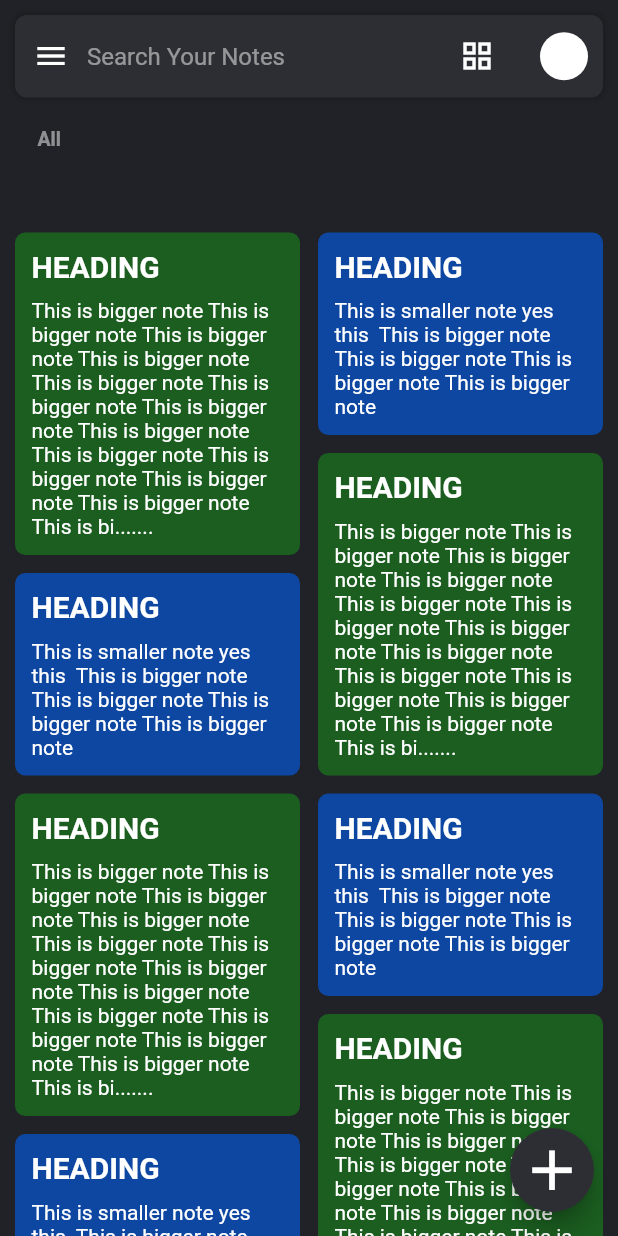
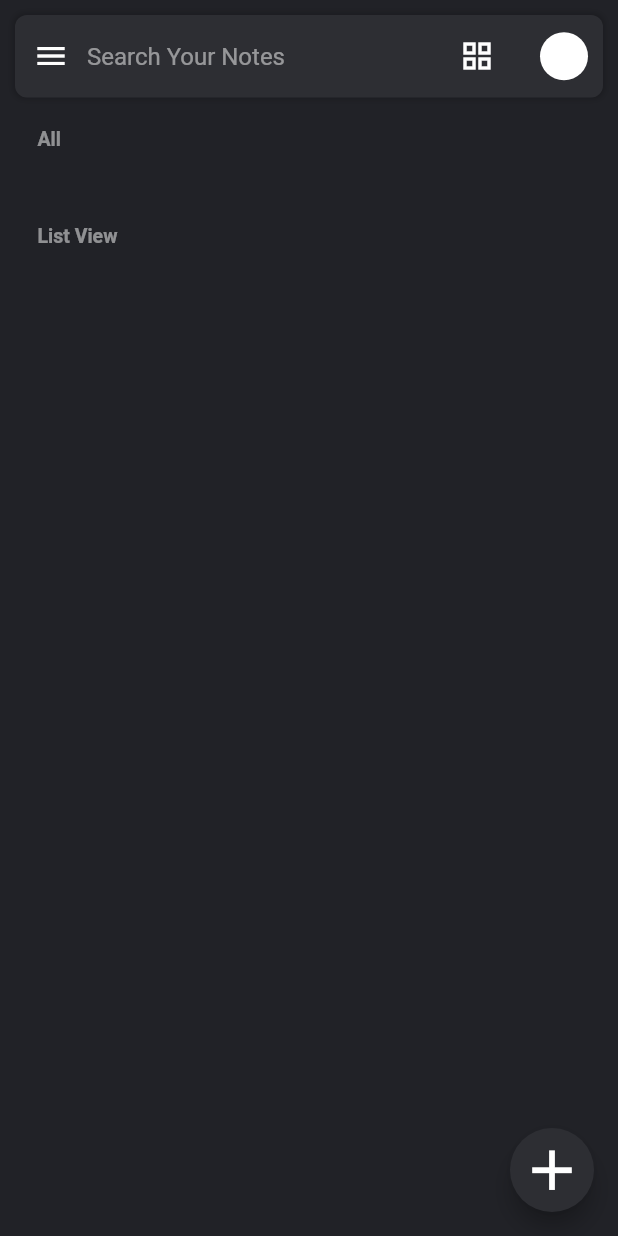
Before and after one commit to dhrv-sharma/keep-notes-clone, a Flutter app: the screen it shows after launch, on a phone screen of 412 x 824 dp. Run offline on Flutter 3.47's test engine with Material 2 defaults, Android fonts, the phone set to English and light mode, and no system bars; our stand-ins replace sqflite; missing offline and left inert: dart:ffi; accounts and stored records are empty.

Commit message:
few updates

```diff
--- a/lib/archiveview.dart
+++ b/lib/archiveview.dart
@@ -208,8 +208,8 @@ Widget nonhiglight_nte() {
                 // same as of listview builder
                 // widget ui of one particular tile
                 onTap: () {
-                  Navigator.push(context,
-                      MaterialPageRoute(builder: (context) => noteview()));
+                  // Navigator.push(context,
+                  //     MaterialPageRoute(builder: (context) => noteview()));
                 },
                 child: Container(
                   padding: const EdgeInsets.all(10),
@@ -262,8 +262,8 @@ Widget highlighted_nte() {
                 // same as of listview builder
                 // widget ui of one particular tile
                 onTap: () {
-                  Navigator.push(context,
-                      MaterialPageRoute(builder: (context) => noteview()));
+                  // Navigator.push(context,
+                  //     MaterialPageRoute(builder: (context) => noteview()));
                 },
                 child: Container(
                   padding: EdgeInsets.all(10),
@@ -310,8 +310,8 @@ Widget listviewNotes() {
             // same as of listview builder
             // widget ui of one particular tile
             onTap: () {
-              Navigator.push(
-                  context, MaterialPageRoute(builder: (context) => noteview()));
+              // Navigator.push(
+              //     context, MaterialPageRoute(builder: (context) => noteview()));
             },
             child: Container(
               margin: EdgeInsets.symmetric(horizontal: 20, vertical: 10),
--- a/lib/home.dart
+++ b/lib/home.dart
@@ -263,7 +263,7 @@ class _HomeState extends State<Home> {
                         ),
                       ),
                       nonhiglight_nte(),
-                      highlighted_nte(),
+                      // highlighted_nte(),
                       Container(
                         // here to make centre the thing List View on centre we did a container so that it can take whole space width
                         width: MediaQuery.of(context).size.width,
@@ -286,7 +286,7 @@ class _HomeState extends State<Home> {
                           ],
                         ),
                       ),
-                      listviewNotes()
+                      // listviewNotes()
                     ],
                   ),
                 ),
@@ -318,7 +318,7 @@ Widget nonhiglight_nte() {
                 // widget ui of one particular tile
                 onTap: () {
                   Navigator.push(context,
-                      MaterialPageRoute(builder: (context) => noteview()));
+                      MaterialPageRoute(builder: (context) => noteview(Note: noteUser[index])));
                 },
                 child: Container(
                   padding: const EdgeInsets.all(10),
@@ -348,108 +348,108 @@ Widget nonhiglight_nte() {
               )));
 }
 
-Widget highlighted_nte() {
-  return Container(
-      padding: const EdgeInsets.symmetric(
-        horizontal: 10,
-        vertical: 15,
-      ),
-      child: StaggeredGridView.countBuilder(
-          // here main axis is vertical and the cross axis is horizontal like column
-          physics:
-              NeverScrollableScrollPhysics(), // its internal scrolling get closed
-          shrinkWrap: true, // it is always neccessary
-          itemCount: 10, // gives the number of count
-          mainAxisSpacing: 12, // gives space between item in main axis
-          crossAxisSpacing: 12, // gives space between item in  cross axis
-          crossAxisCount: 4, // means 4 columns would be there
-          staggeredTileBuilder: (index) => const StaggeredTile.fit(
-              2), // this number of column a tile will get scatterred // vertivally it will takes space as per its sixe
-          itemBuilder: (context, index) => InkWell(
-                // same as of listview builder
-                // widget ui of one particular tile
-                onTap: () {
-                  Navigator.push(context,
-                      MaterialPageRoute(builder: (context) => noteview()));
-                },
-                child: Container(
-                  padding: EdgeInsets.all(10),
-                  decoration: BoxDecoration(
-                      color:
-                          index.isEven ? Colors.green[900] : Colors.blue[900],
-                      border: index.isEven
-                          ? Border.all(color: Colors.green.shade900)
-                          : Border.all(color: Colors.blue.shade900),
-                      borderRadius: BorderRadius.circular(7)),
-                  child: Column(
-                    crossAxisAlignment: CrossAxisAlignment.start,
-                    children: [
-                      const Text("HEADING",
-                          style: TextStyle(
-                              color: white,
-                              fontSize: 20,
-                              fontWeight: FontWeight.bold)),
-                      const SizedBox(
-                        height: 10,
-                      ),
-                      Text(
-                        index.isEven
-                            ? note1.length > 250
-                                ? "${note1.substring(0, 250)}......."
-                                : note1
-                            : note2,
-                        style: const TextStyle(color: white),
-                      )
-                    ],
-                  ),
-                ),
-              )));
-}
+// Widget highlighted_nte() {
+//   return Container(
+//       padding: const EdgeInsets.symmetric(
+//         horizontal: 10,
+//         vertical: 15,
+//       ),
+//       child: StaggeredGridView.countBuilder(
+//           // here main axis is vertical and the cross axis is horizontal like column
+//           physics:
+//               NeverScrollableScrollPhysics(), // its internal scrolling get closed
+//           shrinkWrap: true, // it is always neccessary
+//           itemCount: 10, // gives the number of count
+//           mainAxisSpacing: 12, // gives space between item in main axis
+//           crossAxisSpacing: 12, // gives space between item in  cross axis
+//           crossAxisCount: 4, // means 4 columns would be there
+//           staggeredTileBuilder: (index) => const StaggeredTile.fit(
+//               2), // this number of column a tile will get scatterred // vertivally it will takes space as per its sixe
+//           itemBuilder: (context, index) => InkWell(
+//                 // same as of listview builder
+//                 // widget ui of one particular tile
+//                 onTap: () {
+//                   Navigator.push(context,
+//                       MaterialPageRoute(builder: (context) => noteview()));
+//                 },
+//                 child: Container(
+//                   padding: EdgeInsets.all(10),
+//                   decoration: BoxDecoration(
+//                       color:
+//                           index.isEven ? Colors.green[900] : Colors.blue[900],
+//                       border: index.isEven
+//                           ? Border.all(color: Colors.green.shade900)
+//                           : Border.all(color: Colors.blue.shade900),
+//                       borderRadius: BorderRadius.circular(7)),
+//                   child: Column(
+//                     crossAxisAlignment: CrossAxisAlignment.start,
+//                     children: [
+//                       const Text("HEADING",
+//                           style: TextStyle(
+//                               color: white,
+//                               fontSize: 20,
+//                               fontWeight: FontWeight.bold)),
+//                       const SizedBox(
+//                         height: 10,
+//                       ),
+//                       Text(
+//                         index.isEven
+//                             ? note1.length > 250
+//                                 ? "${note1.substring(0, 250)}......."
+//                                 : note1
+//                             : note2,
+//                         style: const TextStyle(color: white),
+//                       )
+//                     ],
+//                   ),
+//                 ),
+//               )));
+// }
 
-Widget listviewNotes() {
-  return ListView.builder(
-      physics:
-          NeverScrollableScrollPhysics(), // its internal scrolling get closed
-      shrinkWrap: true, // it is always neccessary
-      itemCount: 10, // gives the number of count
+// Widget listviewNotes() {
+//   return ListView.builder(
+//       physics:
+//           NeverScrollableScrollPhysics(), // its internal scrolling get closed
+//       shrinkWrap: true, // it is always neccessary
+//       itemCount: 10, // gives the number of count
 
-      itemBuilder: (context, index) => InkWell(
-            // same as of listview builder
-            // widget ui of one particular tile
-            onTap: () {
-              Navigator.push(
-                  context, MaterialPageRoute(builder: (context) => noteview()));
-            },
-            child: Container(
-              margin: EdgeInsets.symmetric(horizontal: 20, vertical: 10),
-              padding: EdgeInsets.all(10),
-              decoration: BoxDecoration(
-                  color: index.isEven ? Colors.green[900] : Colors.blue[900],
-                  border: index.isEven
-                      ? Border.all(color: Colors.green.shade900)
-                      : Border.all(color: Colors.blue.shade900),
-                  borderRadius: BorderRadius.circular(7)),
-              child: Column(
-                crossAxisAlignment: CrossAxisAlignment.start,
-                children: [
-                  const Text("HEADING",
-                      style: TextStyle(
-                          color: white,
-                          fontSize: 20,
-                          fontWeight: FontWeight.bold)),
-                  const SizedBox(
-                    height: 10,
-                  ),
-                  Text(
-                    index.isEven
-                        ? note1.length > 250
-                            ? "${note1.substring(0, 250)}......."
-                            : note1
-                        : note2,
-                    style: const TextStyle(color: white),
-                  )
-                ],
-              ),
-            ),
-          ));
-}
+//       itemBuilder: (context, index) => InkWell(
+//             // same as of listview builder
+//             // widget ui of one particular tile
+//             onTap: () {
+//               Navigator.push(
+//                   context, MaterialPageRoute(builder: (context) => noteview()));
+//             },
+//             child: Container(
+//               margin: EdgeInsets.symmetric(horizontal: 20, vertical: 10),
+//               padding: EdgeInsets.all(10),
+//               decoration: BoxDecoration(
+//                   color: index.isEven ? Colors.green[900] : Colors.blue[900],
+//                   border: index.isEven
+//                       ? Border.all(color: Colors.green.shade900)
+//                       : Border.all(color: Colors.blue.shade900),
+//                   borderRadius: BorderRadius.circular(7)),
+//               child: Column(
+//                 crossAxisAlignment: CrossAxisAlignment.start,
+//                 children: [
+//                   const Text("HEADING",
+//                       style: TextStyle(
+//                           color: white,
+//                           fontSize: 20,
+//                           fontWeight: FontWeight.bold)),
+//                   const SizedBox(
+//                     height: 10,
+//                   ),
+//                   Text(
+//                     index.isEven
+//                         ? note1.length > 250
+//                             ? "${note1.substring(0, 250)}......."
+//                             : note1
+//                         : note2,
+//                     style: const TextStyle(color: white),
+//                   )
+//                 ],
+//               ),
+//             ),
+//           ));
+// }
--- a/lib/noteview.dart
+++ b/lib/noteview.dart
@@ -6,6 +6,8 @@ import 'package:noteapp/model/mynote.dart';
 
 class noteview extends StatefulWidget {
   late note Note;
+
+  noteview({required this.Note});
 
 
 
```
